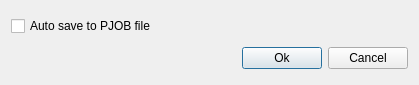
Above: src/PQueue/SettingsDialog.ui from lucksus/PJob before the change. Below: the same form after it.
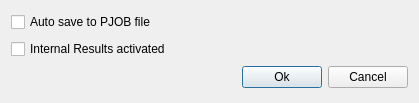
That is the form after the change. Icons and pictures are not drawn.

Commit message: PQueue: internal results are now optional. If deactivated, results are written raw to the pjob file (just appended).

The edit to the form file:
```diff
--- a/src/PQueue/SettingsDialog.ui
+++ b/src/PQueue/SettingsDialog.ui
@@ -7,7 +7,7 @@
     <x>0</x>
     <y>0</y>
     <width>419</width>
-    <height>85</height>
+    <height>103</height>
    </rect>
   </property>
   <property name="windowTitle">
@@ -25,6 +25,13 @@
      </property>
     </widget>
    </item>
+   <item>
+    <widget class="QCheckBox" name="internalResultsActivated">
+     <property name="text">
+      <string>Internal Results activated</string>
+     </property>
+    </widget>
+   </item>
    <item>
     <layout class="QHBoxLayout" name="horizontalLayout_4">
      <item>
```
The commit also changes 9 other files.
